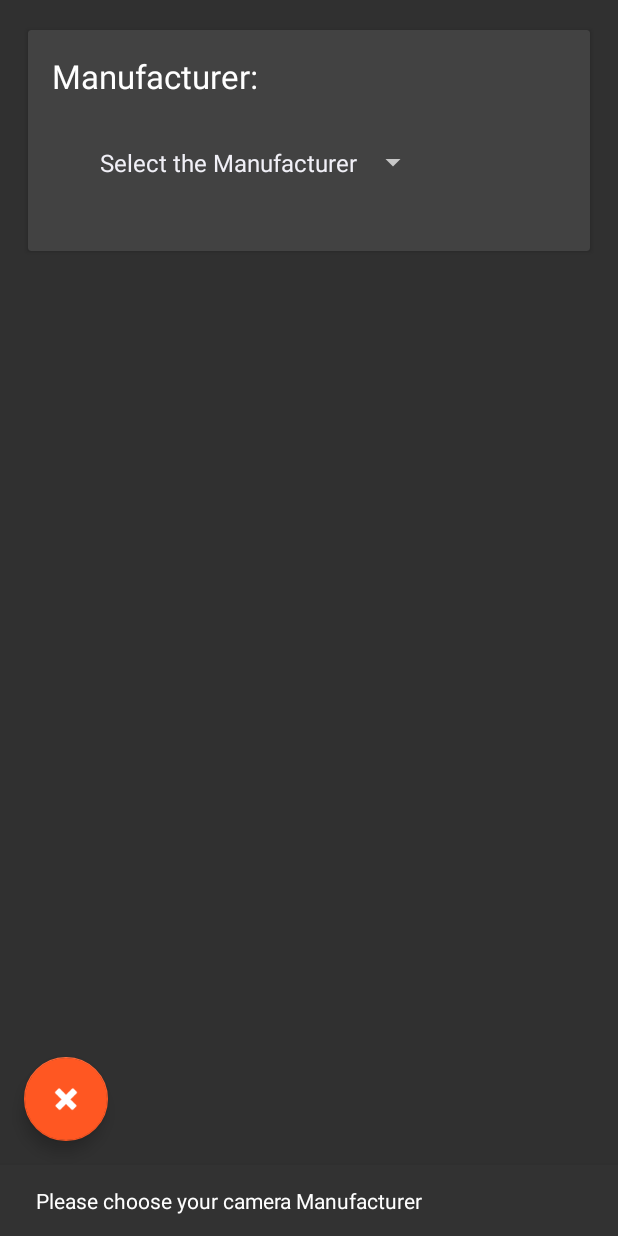
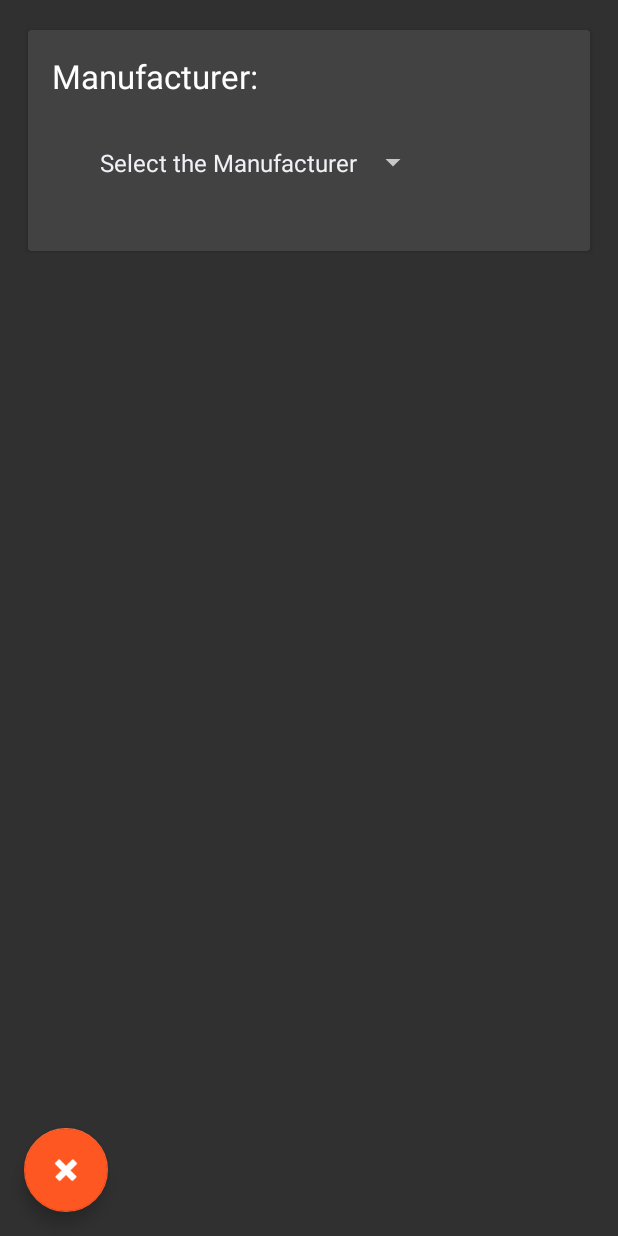
Before and after one commit to aakaashjois/NightPhotoExposureFinder, an Android app: the screen it shows after launch (MainActivity), after a tap on "YES", on a phone screen of 412 x 824 dp. Run offline under Robolectric (Android 15) with nearby library versions, the phone set to English and light mode, and no system bars; 2 other taps on this screen came first.

Commit message:
Fixed Spinner auto setting issue. Fixed Reset problem. FIxed CropFactor not being chosen right.

```diff
--- a/app/src/main/java/biryanistudio/nitefotografr/MainActivity.java
+++ b/app/src/main/java/biryanistudio/nitefotografr/MainActivity.java
@@ -3,7 +3,6 @@ package biryanistudio.nitefotografr;
 import android.os.Bundle;
 import android.support.design.widget.FloatingActionButton;
 import android.support.design.widget.Snackbar;
-import android.support.v4.content.ContextCompat;
 import android.support.v7.app.AppCompatActivity;
 import android.support.v7.widget.CardView;
 import android.view.KeyEvent;
@@ -40,6 +39,9 @@ public class MainActivity extends AppCompatActivity {
     double sensorTypeValue = -1.0;
     double inputFocalLength = -1.0;
     double shutterSpeed = -1.0;
+
+    boolean isFirstSelectManufacturer = true;
+    boolean isFirstSelectCropType = true;
 
     String[] arrayManufacturer = new String[]{};
     String[] arraySensorCrop = new String[]{};
@@ -96,28 +98,24 @@ public class MainActivity extends AppCompatActivity {
         ArrayAdapter<String> adapterManufacturer = new ArrayAdapter<>(getApplicationContext(), R.layout.spinner_item_layout, arrayManufacturer);
         spinnerManufacturer.setAdapter(adapterManufacturer);
         spinnerManufacturer.setEnabled(true);
-        //((TextView)spinnerManufacturer.getChildAt(0)).setTextColor(ContextCompat.getColor(getApplicationContext(), R.color.textPrimary));
         spinnerManufacturer.setOnItemSelectedListener(new AdapterView.OnItemSelectedListener() {
             @Override
             public void onItemSelected(AdapterView<?> parent, View view, int position, long id) {
                 chosenManufacturer = position;
                 if (chosenManufacturer == 0) {
+                    if (isFirstSelectManufacturer) {
+                        isFirstSelectManufacturer = !isFirstSelectManufacturer;
+                    } else
                         Snackbar.make(view, "Please choose your camera Manufacturer", Snackbar.LENGTH_LONG).show();
-                    spinnerManufacturer.setSelection(position);
                 } else {
                     spinnerManufacturer.setSelection(position);
                     spinnerManufacturer.setEnabled(false);
-                    //((TextView)spinnerManufacturer.getChildAt(0)).setTextColor(ContextCompat.getColor(getApplicationContext(), R.color.textSecondary));
                     getCropType();
                 }
             }
 
             @Override
             public void onNothingSelected(AdapterView<?> parent) {
-                if (chosenManufacturer == 0) {
-                    Snackbar.make(spinnerManufacturer.getRootView(), "Please choose your camera Manufacturer", Snackbar.LENGTH_LONG).show();
-
-                }
             }
         });
     }
@@ -129,6 +127,7 @@ public class MainActivity extends AppCompatActivity {
         radioSensorType.setOnCheckedChangeListener(new RadioGroup.OnCheckedChangeListener() {
             @Override
             public void onCheckedChanged(RadioGroup group, int checkedId) {
+
                 if (checkedId == R.id.radioFullFrame) {
                     sensorTypeValue = 1.0;
                     radioFullFrame.setEnabled(false);
@@ -180,16 +179,20 @@ public class MainActivity extends AppCompatActivity {
         ArrayAdapter<String> adapterSensorCrop = new ArrayAdapter<>(getApplicationContext(), R.layout.spinner_item_layout, arraySensorCrop);
         spinnerSensorType.setAdapter(adapterSensorCrop);
         spinnerSensorType.setEnabled(true);
-        ((TextView) spinnerSensorType.getChildAt(0)).setTextColor(ContextCompat.getColor(getApplicationContext(), R.color.textPrimary));
         spinnerSensorType.setOnItemSelectedListener(new AdapterView.OnItemSelectedListener() {
             @Override
             public void onItemSelected(AdapterView<?> parent, View view, int position, long id) {
+
+                if (isFirstSelectCropType) {
+                    isFirstSelectCropType = !isFirstSelectCropType;
+                } else {
                     chosenCropType = position;
                     sensorTypeValue = Double.parseDouble(arraySensorCrop[position]);
                     spinnerSensorType.setSelection(position);
                     spinnerSensorType.setEnabled(false);
-                ((TextView) spinnerSensorType.getChildAt(0)).setTextColor(ContextCompat.getColor(getApplicationContext(), R.color.textSecondary));
                     getFocalLength();
+
+                }
             }
 
             @Override
@@ -233,23 +236,31 @@ public class MainActivity extends AppCompatActivity {
 
     private void resetAll() {
 
+        cardShutterSpeed.setVisibility(View.GONE);
+        cardFocalLength.setVisibility(View.GONE);
+        cardSensorType.setVisibility(View.GONE);
+        cardManufacturer.setVisibility(View.GONE);
+
+        isFirstSelectManufacturer = true;
+        chosenManufacturer = -1;
+        arrayManufacturer = new String[]{};
+
+        isFirstSelectCropType = true;
+        radioCropFrame.setEnabled(true);
+        radioFullFrame.setEnabled(true);
+        radioSensorType.clearCheck();
+        arraySensorCrop = new String[]{};
+        sensorTypeValue = -1.0;
+        chosenCropType = -1;
+
         textStill.setText(null);
         textTrail.setText(null);
         shutterSpeed = -1.0;
-        cardShutterSpeed.setVisibility(View.GONE);
+
         inputFocalLength = -1.0;
         textFocalLength.setEnabled(true);
-        cardFocalLength.setVisibility(View.GONE);
-        sensorTypeValue = -1.0;
-        chosenCropType = -1;
         textFocalLength.setText(null);
-        radioCropFrame.setEnabled(true);
-        radioFullFrame.setEnabled(true);
-        radioSensorType.clearCheck();
-        chosenManufacturer = -1;
-        cardSensorType.setVisibility(View.GONE);
-        arraySensorCrop = new String[]{};
-        arrayManufacturer = new String[]{};
+
         getManufacturer();
     }
 
--- a/app/src/main/res/layout/content_main.xml
+++ b/app/src/main/res/layout/content_main.xml
@@ -198,5 +198,10 @@
             </LinearLayout>
         </android.support.v7.widget.CardView>
 
+        <Space
+            android:layout_width="match_parent"
+            android:layout_height="56dp"
+            android:layout_margin="@dimen/activity_horizontal_margin"/>
+
     </LinearLayout>
 </ScrollView>
--- a/app/src/main/res/values/strings.xml
+++ b/app/src/main/res/values/strings.xml
@@ -30,22 +30,27 @@
     </string-array>
 
     <string-array name="canonCrop">
+        <item>Select Crop Factor</item>
         <item>1.3</item>
         <item>1.6</item>
     </string-array>
     <string-array name="leicaCrop">
+        <item>Select Crop Factor</item>
         <item>1.3</item>
         <item>2.0</item>
     </string-array>
     <string-array name="nikonCrop">
+        <item>Select Crop Factor</item>
         <item>1.5</item>
         <item>2.7</item>
     </string-array>
     <string-array name="pentaxCrop">
+        <item>Select Crop Factor</item>
         <item>1.5</item>
         <item>5.6</item>
     </string-array>
     <string-array name="sigmaCrop">
+        <item>Select Crop Factor</item>
         <item>1.5</item>
         <item>1.7</item>
     </string-array>
```
Lines whose indentation alone changed are shown as unchanged.
